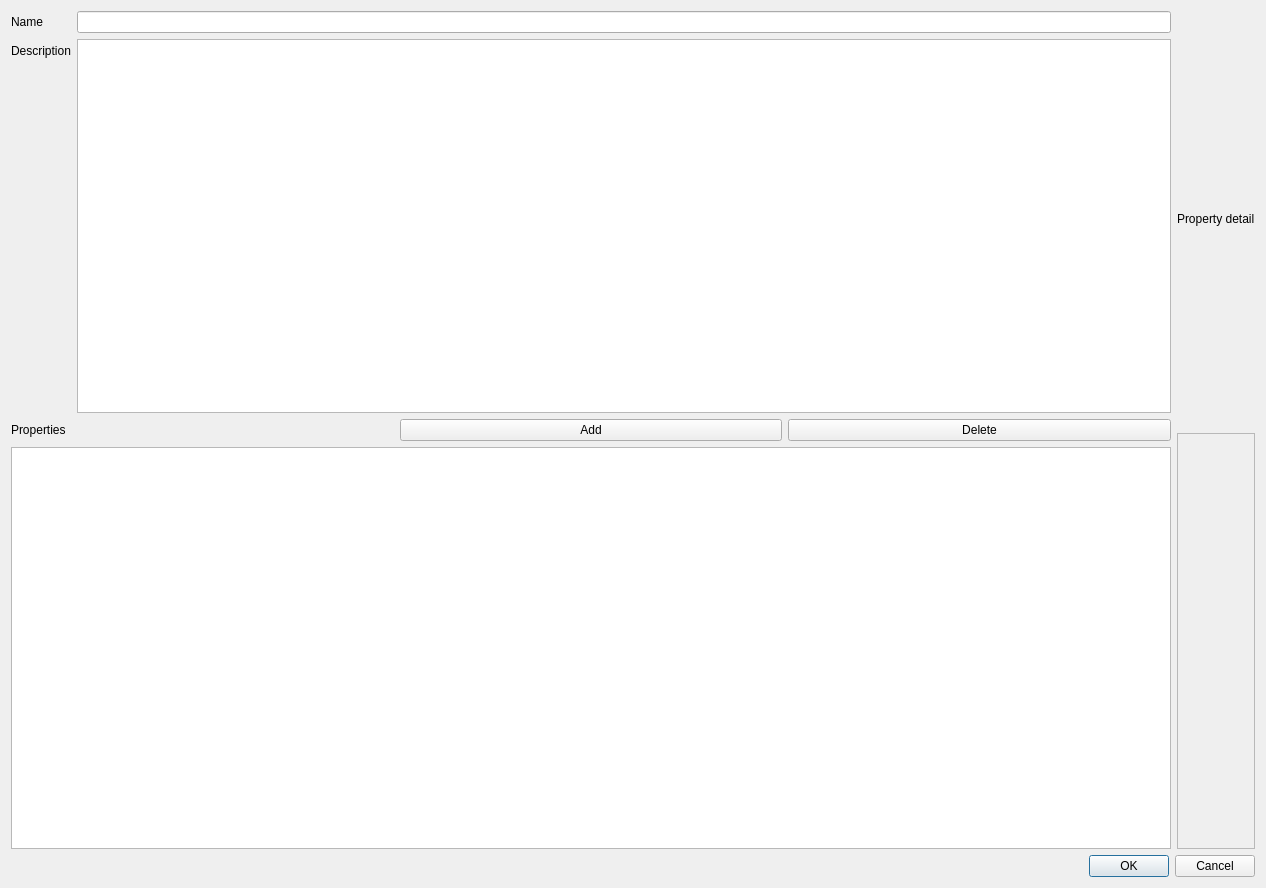
First picture: the form in src/gui/forms/declarations/materialdialog.ui, repository caozhongxiao/espreso, before the edit.
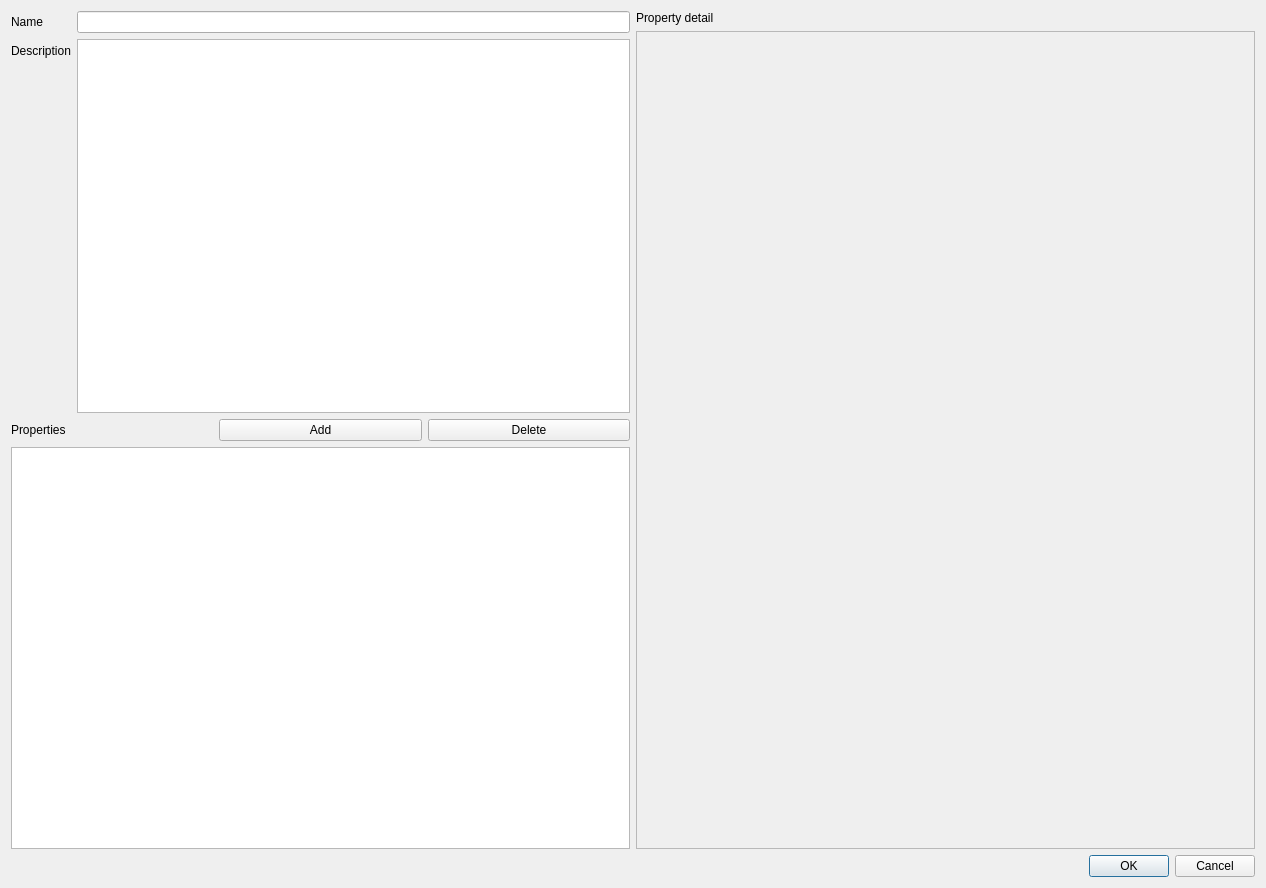
Second picture: the form after the edit.

Commit message: FIX: [GUI] Property detail widget auto resize

Patch:
```diff
--- a/src/gui/forms/declarations/materialdialog.ui
+++ b/src/gui/forms/declarations/materialdialog.ui
@@ -87,6 +87,12 @@
        </item>
        <item>
         <widget class="QFrame" name="frProperty">
+         <property name="sizePolicy">
+          <sizepolicy hsizetype="Expanding" vsizetype="Expanding">
+           <horstretch>0</horstretch>
+           <verstretch>0</verstretch>
+          </sizepolicy>
+         </property>
          <property name="frameShape">
           <enum>QFrame::StyledPanel</enum>
          </property>
```
The commit also changes 2 other files.
